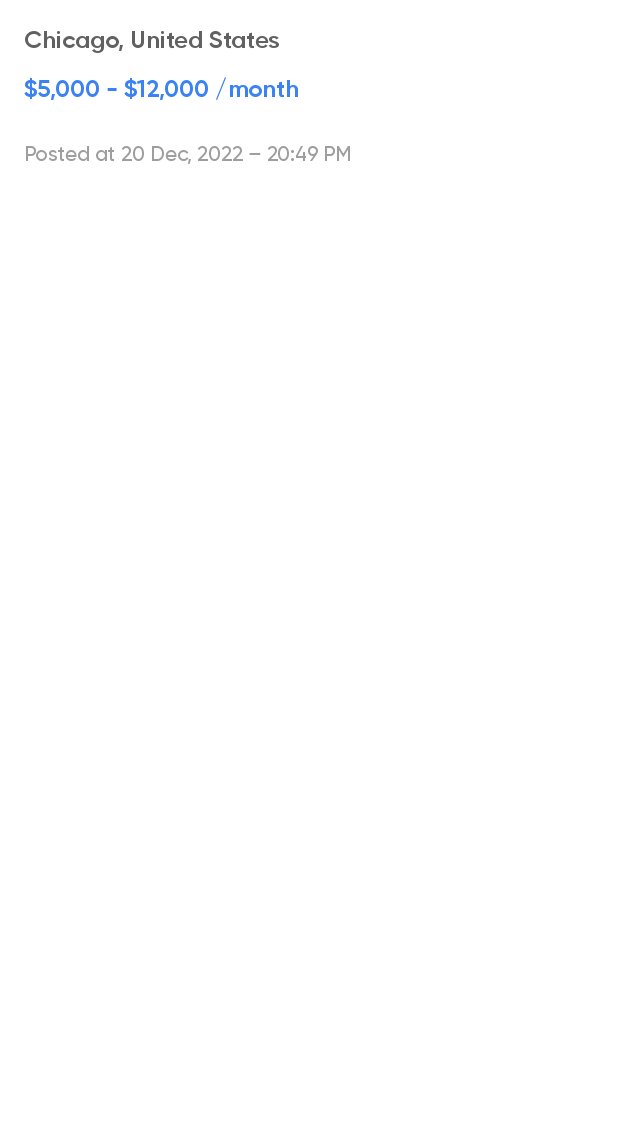
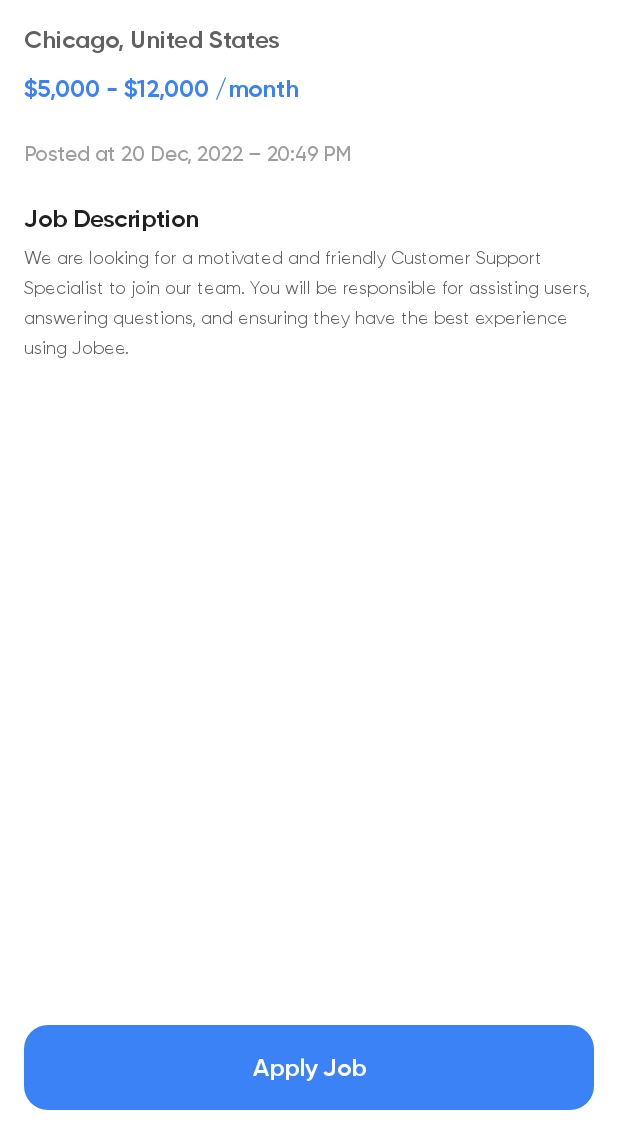
Before and after one commit to VoidZero0402/jobee, an Android app: the fragment JobDetailsFragment shown on its own in the app's theme, on a phone screen of 412 x 824 dp, the part 102-1236 px from its top. Run offline under Robolectric (Android 15) with nearby library versions, the phone set to English and light mode, and no system bars.

Commit message:
feat: complete job details fragment layout

```diff
--- a/app/src/main/res/layout/fragment_job_details.xml
+++ b/app/src/main/res/layout/fragment_job_details.xml
@@ -13,4 +13,37 @@
         app:layout_constraintStart_toStartOf="parent"
         app:layout_constraintTop_toTopOf="parent" />
 
+    <TextView
+        android:id="@+id/description_text"
+        android:layout_width="wrap_content"
+        android:layout_height="wrap_content"
+        android:layout_marginTop="@dimen/section_gap"
+        android:text="@string/text_job_description"
+        android:textAppearance="@style/TextAppearance.Body.Large.Semibold"
+        android:textColor="?attr/colorNeutralHighest"
+        app:layout_constraintStart_toStartOf="parent"
+        app:layout_constraintTop_toBottomOf="@id/job_details" />
+
+    <TextView
+        android:layout_width="wrap_content"
+        android:layout_height="wrap_content"
+        android:layout_marginTop="8dp"
+        android:lineSpacingExtra="8dp"
+        android:text="@string/dummy_job_description"
+        android:textAppearance="@style/TextAppearance.Body.Small"
+        android:textColor="?attr/colorNeutral"
+        app:layout_constraintEnd_toEndOf="parent"
+        app:layout_constraintStart_toStartOf="parent"
+        app:layout_constraintTop_toBottomOf="@id/description_text" />
+
+    <Button
+        android:id="@+id/save_profile_button"
+        style="@style/Widget.Button.Primary"
+        android:layout_width="0dp"
+        android:layout_height="wrap_content"
+        android:text="@string/btn_apply_job"
+        app:layout_constraintBottom_toBottomOf="parent"
+        app:layout_constraintEnd_toEndOf="parent"
+        app:layout_constraintStart_toStartOf="parent" />
+
 </androidx.constraintlayout.widget.ConstraintLayout>
--- a/app/src/main/res/layout/fragment_signin.xml
+++ b/app/src/main/res/layout/fragment_signin.xml
@@ -95,7 +95,7 @@
         android:layout_width="0dp"
         android:layout_height="wrap_content"
         android:layout_marginTop="24dp"
-        android:text="@string/text_sign_in"
+        android:text="@string/btn_sign_in"
         app:layout_constraintEnd_toEndOf="parent"
         app:layout_constraintStart_toStartOf="parent"
         app:layout_constraintTop_toBottomOf="@id/email_text_field" />
--- a/app/src/main/res/values/strings.xml
+++ b/app/src/main/res/values/strings.xml
@@ -14,8 +14,8 @@
     <string name="text_english_us">English (US)</string>
     <string name="text_sign_in_title">Welcome to Jobee!</string>
     <string name="text_sign_in_caption">Welcome to Jobee! Let’s find your next job</string>
-    <string name="text_sign_in">Sign in</string>
     <string name="text_application_status">Your Application Status</string>
+    <string name="text_job_description">Job Description</string>
 
     <!-- ActionBar -->
     <string name="action_bar_notifications">Notifications</string>
@@ -32,6 +32,8 @@
 
     <!-- Buttons -->
     <string name="btn_save_profile">Save Profile</string>
+    <string name="btn_sign_in">Sign in</string>
+    <string name="btn_apply_job">Apply Job</string>
 
     <!-- Hints -->
     <string name="hint_chat_form">Type a message…</string>
@@ -78,6 +80,7 @@
     <string name="dummy_job_posted_at">Posted at 20 Dec, 2022 – 20:49 PM</string>
     <string name="dummy_username">Olivia Brooks</string>
     <string name="dummy_email">olivia.brooks@gmail.com</string>
+    <string name="dummy_job_description">We are looking for a motivated and friendly Customer Support Specialist to join our team. You will be responsible for assisting users, answering questions, and ensuring they have the best experience using Jobee.</string>
 
     <!-- Format -->
     <string name="job_salary_format">$%1$d - $%2$d /year</string>
```
